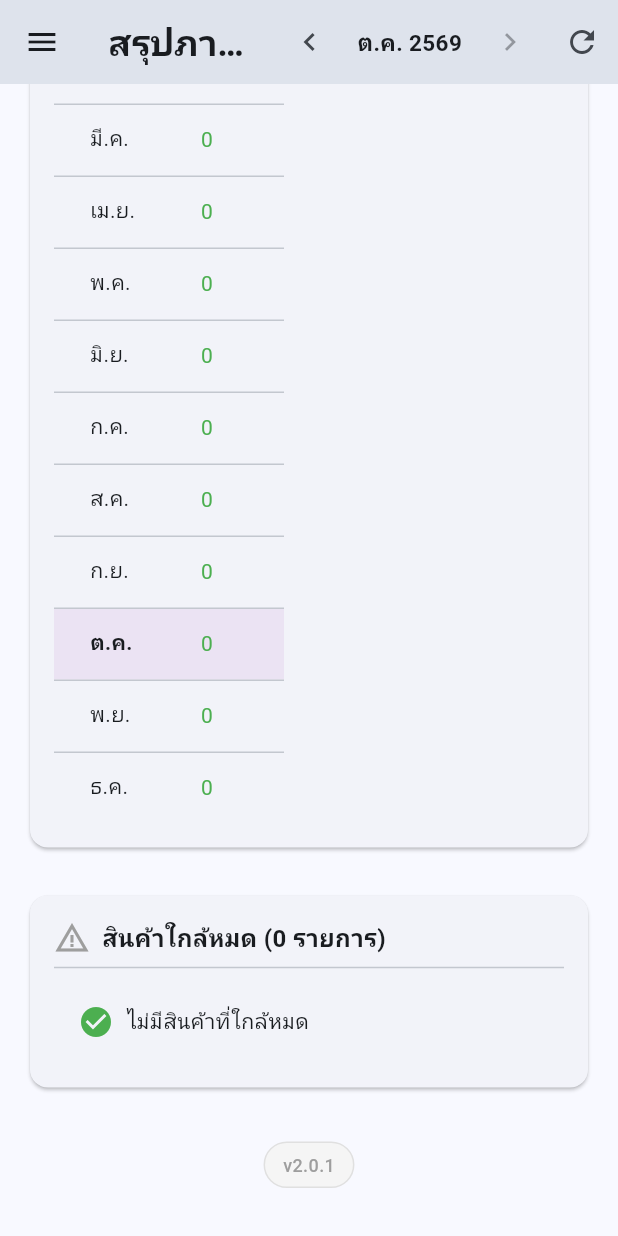
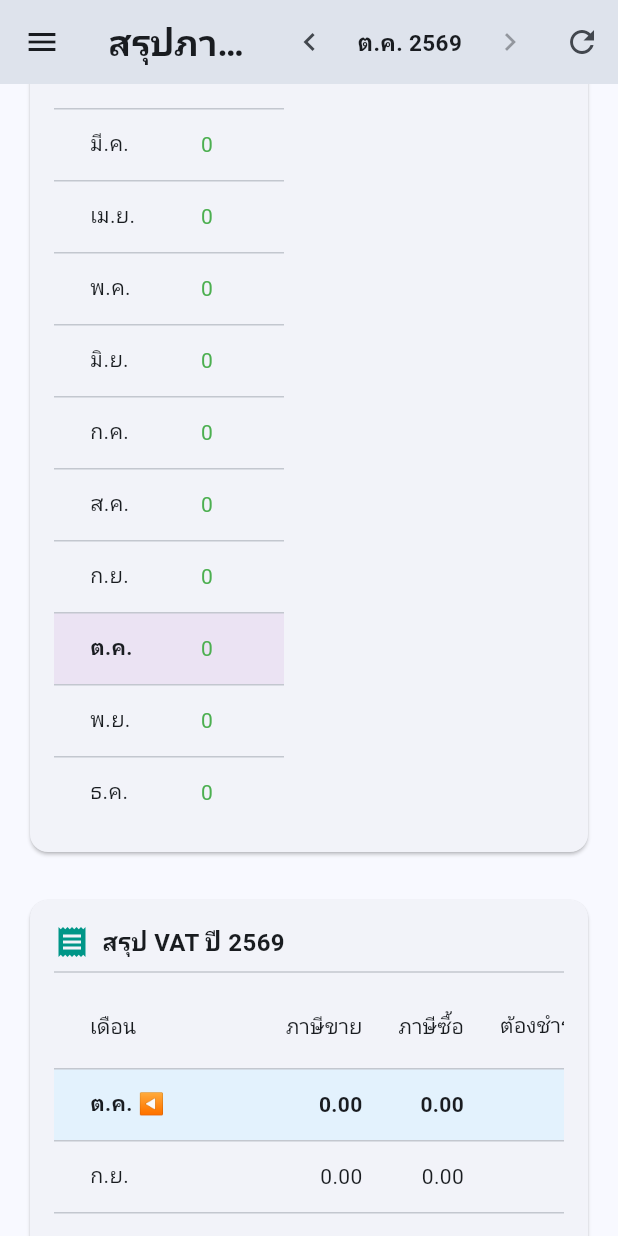
Before and after one commit to nattarujantj/goodpack-web, a Flutter app: the DashboardScreen screen opened by its route, scrolled down 1436 dp, on a phone screen of 412 x 824 dp. Run offline on Flutter 3.47's test engine with Material 3 defaults, Android fonts, the phone set to English and light mode, and no system bars; our stand-ins replace file_picker, go_router, image_picker, pdf, printing, shared_preferences; missing offline and left inert: dart:html; accounts and stored records are empty; network calls fail.

Commit message:
Dashboard before VAT, VAT summary and bank account in/out cards
- All dashboard sales/purchase figures (cards, charts, top spenders, product
  profit) are before VAT via shared TaxAmounts helpers
- VAT summary card: sales VAT, purchase VAT (incl. customs import VAT and
  container cost VAT), net payable/credit per month and YTD; tap a month for
  its documents
- Bank account card: count and total of paid money in (sales) and out
  (purchases) per account, for the month or the year to date
- Bump version to 2.1.0

Co-Authored-By: Claude Opus 5.5 <noreply@anthropic.com>
Claude-Session: https://claude.ai/code/session_01WKDyeghnbrM5N952rVWUSA

```diff
--- a/lib/config/app_config.dart
+++ b/lib/config/app_config.dart
@@ -19,7 +19,7 @@ class AppConfig {
 
   // App settings
   static const String appName = 'GoodPack Inventory';
-  static const String appVersion = '2.0.1';
+  static const String appVersion = '2.1.0';
 
   // Responsive breakpoints
   static const double mobileBreakpoint = 600;
--- a/lib/screens/dashboard_screen.dart
+++ b/lib/screens/dashboard_screen.dart
@@ -1,5 +1,4 @@
 import 'package:flutter/material.dart';
-import '../utils/number_formatter.dart';
 import 'package:go_router/go_router.dart';
 import '../widgets/nav_menu_button.dart';
 import 'package:provider/provider.dart';
@@ -13,6 +12,11 @@ import '../models/product.dart';
 import '../models/expense.dart';
 import '../widgets/responsive_layout.dart';
 import '../config/app_config.dart';
+import '../utils/tax_amounts.dart';
+import '../providers/fcl_shipment_provider.dart';
+import '../providers/bank_account_provider.dart';
+import '../widgets/vat_summary_card.dart';
+import '../widgets/bank_account_summary_card.dart';
 
 class DashboardScreen extends StatefulWidget {
   const DashboardScreen({Key? key}) : super(key: key);
@@ -38,6 +42,9 @@ class _DashboardScreenState extends State<DashboardScreen> {
       context.read<PurchaseProvider>().loadPurchasesIfNeeded();
       context.read<ProductProvider>().loadProducts();
       context.read<ExpenseProvider>().loadExpensesIfNeeded();
+      context.read<FclShipmentProvider>().loadIfNeeded();
+      final bankAccounts = context.read<BankAccountProvider>();
+      if (bankAccounts.bankAccounts.isEmpty) bankAccounts.loadBankAccounts();
     });
   }
 
@@ -226,6 +233,24 @@ class _DashboardScreenState extends State<DashboardScreen> {
                 _buildRevenueExpenseChart(sales, purchases, expenses, _selectedMonth),
                 const SizedBox(height: 24),
 
+                // VAT summary: monthly + YTD
+                VatSummaryCard(
+                  sales: sales,
+                  purchases: purchases,
+                  shipments: context.watch<FclShipmentProvider>().allShipments,
+                  selectedMonth: _selectedMonth,
+                ),
+                const SizedBox(height: 24),
+
+                // Money in/out per bank account
+                BankAccountSummaryCard(
+                  sales: sales,
+                  purchases: purchases,
+                  accounts: context.watch<BankAccountProvider>().bankAccounts,
+                  selectedMonth: _selectedMonth,
+                ),
+                const SizedBox(height: 24),
+
                 // Low Stock Alert
                 _buildLowStockAlert(products, sales),
                 const SizedBox(height: 32),
@@ -264,6 +289,8 @@ class _DashboardScreenState extends State<DashboardScreen> {
     context.read<PurchaseProvider>().loadPurchases();
     context.read<ProductProvider>().loadProducts();
     context.read<ExpenseProvider>().loadExpenses();
+    context.read<FclShipmentProvider>().load();
+    context.read<BankAccountProvider>().loadBankAccounts();
   }
 
   // ==================== Summary Cards ====================
@@ -274,19 +301,19 @@ class _DashboardScreenState extends State<DashboardScreen> {
     final thisMonthSales = sales.where((s) =>
       s.saleDate.year == selectedMonth.year && s.saleDate.month == selectedMonth.month
     ).toList();
-    final thisMonthTotal = thisMonthSales.fold(0.0, (sum, s) => sum + _calculateSaleTotal(s));
+    final thisMonthTotal = thisMonthSales.fold(0.0, (sum, s) => sum + TaxAmounts.saleBeforeVAT(s));
 
     // Sales เดือนก่อน (เทียบเปรียบเทียบ)
     final lastMonthSales = sales.where((s) =>
       s.saleDate.year == prevMonth.year && s.saleDate.month == prevMonth.month
     ).toList();
-    final lastMonthTotal = lastMonthSales.fold(0.0, (sum, s) => sum + _calculateSaleTotal(s));
+    final lastMonthTotal = lastMonthSales.fold(0.0, (sum, s) => sum + TaxAmounts.saleBeforeVAT(s));
 
     // ซื้อ ในเดือนที่เลือก
     final thisMonthPurchases = purchases.where((p) =>
       p.purchaseDate.year == selectedMonth.year && p.purchaseDate.month == selectedMonth.month
     ).toList();
-    final thisMonthPurchaseTotal = thisMonthPurchases.fold(0.0, (sum, p) => sum + p.grandTotal);
+    final thisMonthPurchaseTotal = thisMonthPurchases.fold(0.0, (sum, p) => sum + TaxAmounts.purchaseBeforeVAT(p));
 
     // ค่าใช้จ่ายในเดือนที่เลือก
     final thisMonthExpenses = expenses.where((e) =>
@@ -309,7 +336,7 @@ class _DashboardScreenState extends State<DashboardScreen> {
           runSpacing: 16,
           children: [
             _buildSummaryCard(
-              'ยอดขายเดือนที่เลือก',
+              'ยอดขาย (ก่อน VAT)',
               _formatCurrency(thisMonthTotal),
               Icons.trending_up,
               Colors.green,
@@ -325,7 +352,7 @@ class _DashboardScreenState extends State<DashboardScreen> {
               width: cardWidth,
             ),
             _buildSummaryCard(
-              'ยอดซื้อเดือนที่เลือก',
+              'ยอดซื้อ (ก่อน VAT)',
               _formatCurrency(thisMonthPurchaseTotal),
               Icons.shopping_cart,
               Colors.blue,
@@ -341,7 +368,7 @@ class _DashboardScreenState extends State<DashboardScreen> {
               width: cardWidth,
             ),
             _buildSummaryCard(
-              'กำไรขั้นต้น',
+              'กำไรขั้นต้น (ก่อน VAT)',
               _formatCurrency(thisMonthTotal - thisMonthPurchaseTotal - thisMonthExpenseTotal),
               Icons.account_balance_wallet,
               (thisMonthTotal - thisMonthPurchaseTotal - thisMonthExpenseTotal) >= 0 ? Colors.orange : Colors.red,
@@ -416,7 +443,7 @@ class _DashboardScreenState extends State<DashboardScreen> {
     for (final sale in sales) {
       if (sale.saleDate.year == chartYear) {
         monthlyData[sale.saleDate.month] =
-            (monthlyData[sale.saleDate.month] ?? 0) + _calculateSaleTotal(sale);
+            (monthlyData[sale.saleDate.month] ?? 0) + TaxAmounts.saleBeforeVAT(sale);
       }
     }
 
@@ -433,7 +460,7 @@ class _DashboardScreenState extends State<DashboardScreen> {
                 const Icon(Icons.bar_chart, color: Colors.blue),
                 const SizedBox(width: 8),
                 Text(
-                  'ยอดขายรายเดือน ปี ${chartYear + 543}',
+                  'ยอดขายรายเดือน (ก่อน VAT) ปี ${chartYear + 543}',
                   style: const TextStyle(
                     fontSize: 16,
                     fontWeight: FontWeight.bold,
@@ -513,14 +540,22 @@ class _DashboardScreenState extends State<DashboardScreen> {
           product = null;
         }
 
-        // Estimate cost (use purchase price if available, or 70% of sale price)
-        double costPerUnit = item.unitPrice * 0.7;
+        // ราคาขายก่อน VAT − ต้นทุนก่อน VAT ล่าสุด (VAT → Non-VAT)
+        // สินค้าที่มีแต่ต้นทุนนำเข้า ใช้ต้นทุนนำเข้า (รวม VAT ตามใบขน จึงประเมินกำไรต่ำไว้ก่อน)
+        // ไม่มีต้นทุนเลย ประมาณ 70% ของราคาขาย
+        final unitPrice = TaxAmounts.saleUnitPriceBeforeVAT(sale, item);
+        double costPerUnit = unitPrice * 0.7;
         if (product != null) {
-          costPerUnit = product.price.purchaseVAT.latest > 0
-              ? product.price.purchaseVAT.latest
-              : item.unitPrice * 0.7;
+          final price = product.price;
+          if (price.purchaseVAT.latest > 0) {
+            costPerUnit = price.purchaseVAT.latest;
+          } else if (price.purchaseNonVAT.latest > 0) {
+            costPerUnit = price.purchaseNonVAT.latest;
+          } else if (price.purchaseImport.latest > 0) {
+            costPerUnit = price.purchaseImport.latest;
+          }
         }
-        final profit = (item.unitPrice - costPerUnit) * item.quantity;
+        final profit = (unitPrice - costPerUnit) * item.quantity;
 
         if (!profitMap.containsKey(item.productId)) {
           profitMap[item.productId] = {
@@ -728,14 +763,14 @@ class _DashboardScreenState extends State<DashboardScreen> {
     for (final sale in sales) {
       if (sale.saleDate.year == chartYear) {
         monthlyData[sale.saleDate.month]!['revenue'] =
-            (monthlyData[sale.saleDate.month]!['revenue'] ?? 0) + _calculateSaleTotal(sale);
+            (monthlyData[sale.saleDate.month]!['revenue'] ?? 0) + TaxAmounts.saleBeforeVAT(sale);
       }
     }
 
     for (final purchase in purchases) {
       if (purchase.purchaseDate.year == chartYear) {
         monthlyData[purchase.purchaseDate.month]!['expense'] =
-            (monthlyData[purchase.purchaseDate.month]!['expense'] ?? 0) + purchase.grandTotal;
+            (monthlyData[purchase.purchaseDate.month]!['expense'] ?? 0) + TaxAmounts.purchaseBeforeVAT(purchase);
       }
     }
 
@@ -759,7 +794,7 @@ class _DashboardScreenState extends State<DashboardScreen> {
                 const Icon(Icons.compare_arrows, color: Colors.purple),
                 const SizedBox(width: 8),
                 Text(
-                  'รายได้ vs รายจ่าย ปี ${chartYear + 543}',
+                  'รายได้ vs รายจ่าย (ก่อน VAT) ปี ${chartYear + 543}',
                   style: const TextStyle(
                     fontSize: 16,
                     fontWeight: FontWeight.bold,
@@ -976,7 +1011,7 @@ class _DashboardScreenState extends State<DashboardScreen> {
           };
         }
         spenderMap[id]!['total'] =
-            (spenderMap[id]!['total'] as double) + _calculateSaleTotal(sale);
+            (spenderMap[id]!['total'] as double) + TaxAmounts.saleBeforeVAT(sale);
         spenderMap[id]!['count'] = (spenderMap[id]!['count'] as int) + 1;
       }
     }
@@ -1105,22 +1140,6 @@ class _DashboardScreenState extends State<DashboardScreen> {
   }
 
   // ==================== Helper Methods ====================
-  double _calculateSaleTotal(Sale sale) {
-    final itemsTotal = sale.items.fold(0.0, (sum, item) => sum + item.totalPrice);
-    double vatAmount = 0.0;
-
-    if (sale.isVAT) {
-      if (sale.vatType == 'inclusive') {
-        // VAT included in price
-        vatAmount = 0;
-      } else {
-        vatAmount = roundTo2(itemsTotal * 0.07);
-      }
-    }
-
-    return itemsTotal + vatAmount + sale.shippingCost;
-  }
-
   String _formatCurrency(double value) {
     return '฿${value.toStringAsFixed(2).replaceAllMapped(
       RegExp(r'(\d{1,3})(?=(\d{3})+(?!\d))'),
--- /dev/null
+++ b/lib/utils/tax_amounts.dart
@@ -0,0 +1,52 @@
+import '../models/fcl_shipment.dart';
+import '../models/purchase.dart';
+import '../models/sale.dart';
+import 'number_formatter.dart';
+
+/// ยอดก่อน VAT / VAT / ยอดรวม ของใบขายและใบซื้อ ใช้ร่วมกันในแดชบอร์ด
+/// สูตรเดียวกับ backend: ใบขายคิด VAT จากยอดสินค้าเท่านั้น (ค่าส่งไม่คิด VAT)
+class TaxAmounts {
+  TaxAmounts._();
+
+  static double saleItemsTotal(Sale sale) =>
+      sale.items.fold(0.0, (sum, item) => sum + item.totalPrice);
+
+  /// ภาษีขายของใบขาย
+  static double saleVAT(Sale sale) {
+    if (!sale.isVAT) return 0;
+    final items = saleItemsTotal(sale);
+    if (sale.vatType == 'inclusive') {
+      // VAT ใน: ราคารวม VAT แล้ว ถอด VAT ออก
+      return items - roundTo2(items / 1.07);
+    }
+    return roundTo2(items * 0.07);
+  }
+
+  /// ยอดขายก่อน VAT (รวมค่าส่ง)
+  static double saleBeforeVAT(Sale sale) {
+    final items = saleItemsTotal(sale);
+    final itemsBeforeVAT = sale.isVAT && sale.vatType == 'inclusive' ? items - saleVAT(sale) : items;
+    return itemsBeforeVAT + sale.shippingCost;
+  }
+
+  /// ยอดเงินที่ลูกค้าต้องจ่าย (รวม VAT และค่าส่ง)
+  static double saleGrandTotal(Sale sale) => saleBeforeVAT(sale) + saleVAT(sale);
+
+  /// ราคาขายต่อชิ้นก่อน VAT
+  static double saleUnitPriceBeforeVAT(Sale sale, SaleItem item) =>
+      sale.isVAT && sale.vatType == 'inclusive' ? item.unitPrice / 1.07 : item.unitPrice;
+
+  /// ภาษีซื้อของใบซื้อ (VAT นอก / VAT ใน / นำเข้าตามใบขน ใช้ยอดที่บันทึกไว้)
+  static double purchaseVAT(Purchase purchase) => purchase.isVAT ? purchase.totalVAT : 0;
+
+  /// ยอดซื้อก่อน VAT (รวมค่าส่ง)
+  static double purchaseBeforeVAT(Purchase purchase) =>
+      purchase.grandTotal - purchaseVAT(purchase) + purchase.shippingCost;
+
+  /// ยอดเงินที่จ่ายจริงของใบซื้อ (รวม VAT และค่าส่ง)
+  static double purchaseGrandTotal(Purchase purchase) => purchase.grandTotal + purchase.shippingCost;
+
+  /// วันที่ลงภาษีซื้อของรายการค่าใช้จ่ายตู้: วันที่ใบกำกับ ถ้าไม่มีใช้วันที่ตู้
+  static DateTime fclLineVATDate(FclShipment shipment, FclCostLine line) =>
+      line.taxInvoiceDate ?? shipment.shipmentDate;
+}
--- /dev/null
+++ b/lib/widgets/vat_summary_card.dart
@@ -0,0 +1,248 @@
+import 'package:flutter/material.dart';
+import 'package:intl/intl.dart';
+import '../models/fcl_shipment.dart';
+import '../models/purchase.dart';
+import '../models/sale.dart';
+import '../utils/date_formatter.dart';
+import '../utils/tax_amounts.dart';
+
+/// หนึ่งรายการที่มี VAT (ภาษีขายหรือภาษีซื้อ) สำหรับสรุป VAT รายเดือน
+class _VatEntry {
+  final DateTime date;
+  final String kind; // ขาย | ซื้อ | นำเข้า | ค่าตู้
+  final String code;
+  final String partner;
+  final double vat;
+  final bool isSale;
+
+  _VatEntry({
+    required this.date,
+    required this.kind,
+    required this.code,
+    required this.partner,
+    required this.vat,
+    required this.isSale,
+  });
+}
+
+/// สรุป VAT ย้อนหลังทีละเดือนของปีที่เลือก (ม.ค. ถึงเดือนที่เลือก) พร้อมยอด YTD
+/// ภาษีซื้อรวม ใบซื้อ VAT, นำเข้าตามใบขน และ VAT ค่าใช้จ่ายตู้ FCL
+class VatSummaryCard extends StatelessWidget {
+  final List<Sale> sales;
+  final List<Purchase> purchases;
+  final List<FclShipment> shipments;
+  final DateTime selectedMonth;
+
+  const VatSummaryCard({
+    Key? key,
+    required this.sales,
+    required this.purchases,
+    required this.shipments,
+    required this.selectedMonth,
+  }) : super(key: key);
+
+  static const _thaiMonths = ['ม.ค.', 'ก.พ.', 'มี.ค.', 'เม.ย.', 'พ.ค.', 'มิ.ย.',
+      'ก.ค.', 'ส.ค.', 'ก.ย.', 'ต.ค.', 'พ.ย.', 'ธ.ค.'];
+
+  List<_VatEntry> _entriesForYear(int year) {
+    final entries = <_VatEntry>[];
+    for (final sale in sales) {
+      if (sale.saleDate.year != year) continue;
+      final vat = TaxAmounts.saleVAT(sale);
+      if (vat == 0) continue;
+      entries.add(_VatEntry(
+        date: sale.saleDate,
+        kind: 'ขาย',
+        code: sale.saleCode,
+        partner: sale.customerName,
+        vat: vat,
+        isSale: true,
+      ));
+    }
+    for (final purchase in purchases) {
+      if (purchase.purchaseDate.year != year) continue;
+      final vat = TaxAmounts.purchaseVAT(purchase);
+      if (vat == 0) continue;
+      final declarationNo = purchase.importCustoms?.declarationNo ?? '';
+      entries.add(_VatEntry(
+        date: purchase.purchaseDate,
+        kind: purchase.isImport ? 'นำเข้า' : 'ซื้อ',
+        code: declarationNo.isNotEmpty ? '${purchase.purchaseCode} · ใบขน $declarationNo' : purchase.purchaseCode,
+        partner: purchase.supplierName,
+        vat: vat,
+        isSale: false,
+      ));
+    }
+    for (final shipment in shipments) {
+      for (final line in shipment.costLines) {
+        if (line.vat == 0) continue;
+        final date = TaxAmounts.fclLineVATDate(shipment, line);
+        if (date.year != year) continue;
+        entries.add(_VatEntry(
+          date: date,
+          kind: 'ค่าตู้',
+          code: [
+            shipment.fclCode,
+            line.name,
+            if (line.taxInvoiceNo.isNotEmpty) line.taxInvoiceNo,
+          ].join(' · '),
+          partner: line.vendor,
+          vat: line.vat,
+          isSale: false,
+        ));
+      }
+    }
+    return entries;
+  }
+
+  @override
+  Widget build(BuildContext context) {
+    final year = selectedMonth.year;
+    final lastMonth = selectedMonth.month;
+    final entries = _entriesForYear(year);
+    final money = NumberFormat('#,##0.00');
+
+    final saleVAT = List<double>.filled(13, 0);
+    final purchaseVAT = List<double>.filled(13, 0);
+    for (final e in entries) {
+      if (e.isSale) {
+        saleVAT[e.date.month] += e.vat;
+      } else {
+        purchaseVAT[e.date.month] += e.vat;
+      }
+    }
+
+    double ytdSale = 0, ytdPurchase = 0;
+    for (int m = 1; m <= lastMonth; m++) {
+      ytdSale += saleVAT[m];
+      ytdPurchase += purchaseVAT[m];
+    }
+
+    String net(double v) => v < 0 ? '(${money.format(-v)})' : money.format(v);
+    Color netColor(double v) => v < 0 ? Colors.green[700]! : Colors.red[700]!;
+
+    DataRow monthRow(int m) {
+      final isSelected = m == lastMonth;
+      final n = saleVAT[m] - purchaseVAT[m];
+      final style = TextStyle(fontWeight: isSelected ? FontWeight.bold : null);
+      return DataRow(
+        color: isSelected ? WidgetStatePropertyAll(Colors.blue[50]) : null,
+        onSelectChanged: (_) => _showMonthDetail(context, entries, year, m),
+        cells: [
+          DataCell(Text('${_thaiMonths[m - 1]}${isSelected ? ' ◀' : ''}', style: style)),
+          DataCell(Text(money.format(saleVAT[m]), style: style)),
+          DataCell(Text(money.format(purchaseVAT[m]), style: style)),
+          DataCell(Text(net(n), style: style.copyWith(color: netColor(n)))),
+        ],
+      );
+    }
+
+    final ytdNet = ytdSale - ytdPurchase;
+    const bold = TextStyle(fontWeight: FontWeight.bold);
+
+    return Card(
+      child: Padding(
+        padding: const EdgeInsets.all(16),
+        child: Column(
+          crossAxisAlignment: CrossAxisAlignment.start,
+          children: [
+            Row(
+              children: [
+                const Icon(Icons.receipt, color: Colors.teal),
+                const SizedBox(width: 8),
+                Text('สรุป VAT ปี ${year + 543}',
+                    style: const TextStyle(fontSize: 16, fontWeight: FontWeight.bold)),
+              ],
+            ),
+            const Divider(),
+            SingleChildScrollView(
+              scrollDirection: Axis.horizontal,
+              child: DataTable(
+                columnSpacing: 24,
+                showCheckboxColumn: false,
+                columns: const [
+                  DataColumn(label: Text('เดือน')),
+                  DataColumn(label: Text('ภาษีขาย'), numeric: true),
+                  DataColumn(label: Text('ภาษีซื้อ'), numeric: true),
+                  DataColumn(label: Text('ต้องชำระ/(เครดิต)'), numeric: true),
+                ],
+                rows: [
+                  for (int m = lastMonth; m >= 1; m--) monthRow(m),
+                  DataRow(cells: [
+                    DataCell(Text('YTD (ม.ค.–${_thaiMonths[lastMonth - 1]})', style: bold)),
+                    DataCell(Text(money.format(ytdSale), style: bold)),
+                    DataCell(Text(money.format(ytdPurchase), style: bold)),
+                    DataCell(Text(net(ytdNet), style: bold.copyWith(color: netColor(ytdNet)))),
+                  ]),
+                ],
+              ),
+            ),
+            const SizedBox(height: 8),
+            Text(
+              'ภาษีซื้อรวมใบซื้อ VAT, นำเข้าตามใบขน และ VAT ค่าใช้จ่ายตู้ · กดที่เดือนเพื่อดูรายการ\n'
+              'ยังไม่รวม VAT ของค่าใช้จ่ายอื่นๆ (ไม่มีช่อง VAT) ตัวเลขนี้ใช้ดูภาพรวม ยอดยื่น ภ.พ.30 ให้ยึดตามบัญชี',
+              style: TextStyle(fontSize: 12, color: Colors.grey[600]),
+            ),
+          ],
+        ),
+      ),
+    );
+  }
+
+  void _showMonthDetail(BuildContext context, List<_VatEntry> entries, int year, int month) {
+    final money = NumberFormat('#,##0.00');
+    final monthEntries = entries.where((e) => e.date.month == month).toList()
+      ..sort((a, b) => a.date.compareTo(b.date));
+
+    Color kindColor(String kind) => switch (kind) {
+          'ขาย' => Colors.green,
+          'นำเข้า' => Colors.teal,
+          'ค่าตู้' => Colors.indigo,
+          _ => Colors.blue,
+        };
+
+    showDialog(
+      context: context,
+      builder: (ctx) => AlertDialog(
+        title: Text('รายการ VAT ${_thaiMonths[month - 1]} ${year + 543}'),
+        content: SizedBox(
+          width: 600,
+          child: monthEntries.isEmpty
+              ? const Text('ไม่มีรายการที่มี VAT')
+              : ListView.separated(
+                  shrinkWrap: true,
+                  itemCount: monthEntries.length,
+                  separatorBuilder: (_, __) => const Divider(height: 1),
+                  itemBuilder: (_, i) {
+                    final e = monthEntries[i];
+                    return ListTile(
+                      dense: true,
+                      leading: Chip(
+                        label: Text(e.kind, style: const TextStyle(fontSize: 11, color: Colors.white)),
+                        backgroundColor: kindColor(e.kind),
+                        padding: EdgeInsets.zero,
+                        visualDensity: VisualDensity.compact,
+                      ),
+                      title: Text(e.code, style: const TextStyle(fontSize: 13)),
+                      subtitle: Text(
+                        '${DateFormatter.formatDate(e.date)}${e.partner.isNotEmpty ? ' · ${e.partner}' : ''}',
+                        style: const TextStyle(fontSize: 12),
+                      ),
+                      trailing: Text(
+                        '${e.isSale ? '' : '−'}${money.format(e.vat)}',
+                        style: TextStyle(
+                          fontWeight: FontWeight.w600,
+                          color: e.isSale ? Colors.red[700] : Colors.green[700],
+                        ),
+                      ),
+                    );
+                  },
+                ),
+        ),
+        actions: [
+          TextButton(onPressed: () => Navigator.pop(ctx), child: const Text('ปิด')),
+        ],
+      ),
+    );
+  }
+}
```
Also changed, not shown: lib/widgets/bank_account_summary_card.dart (added, +199 -0 lines), 1 other file.
